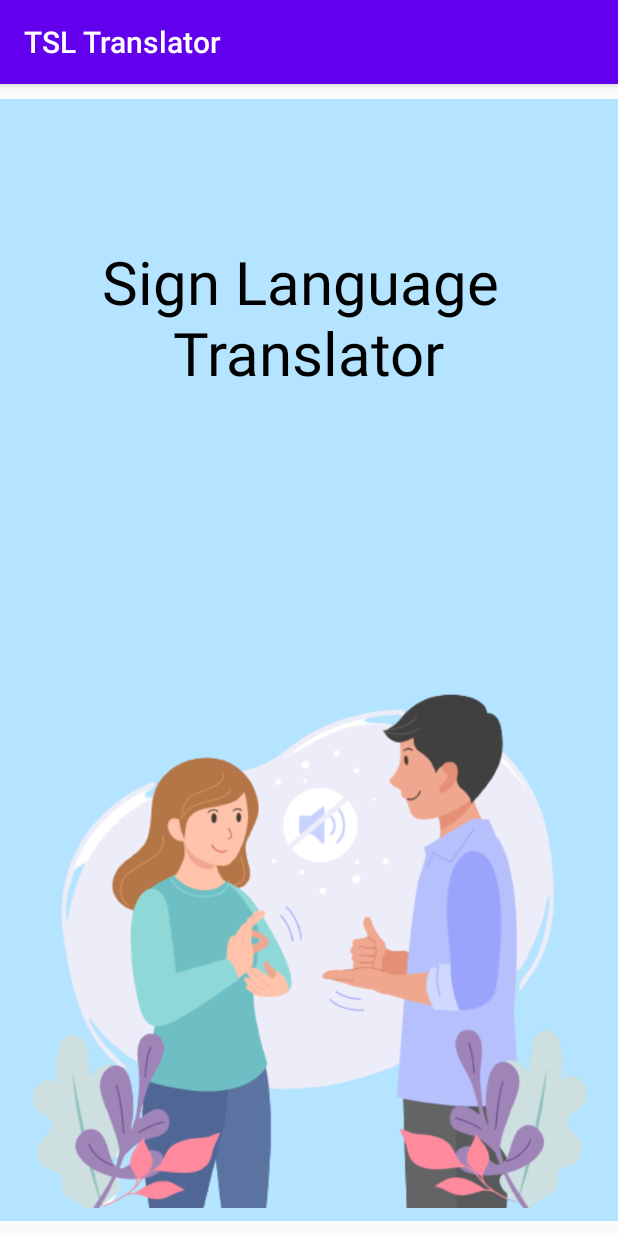
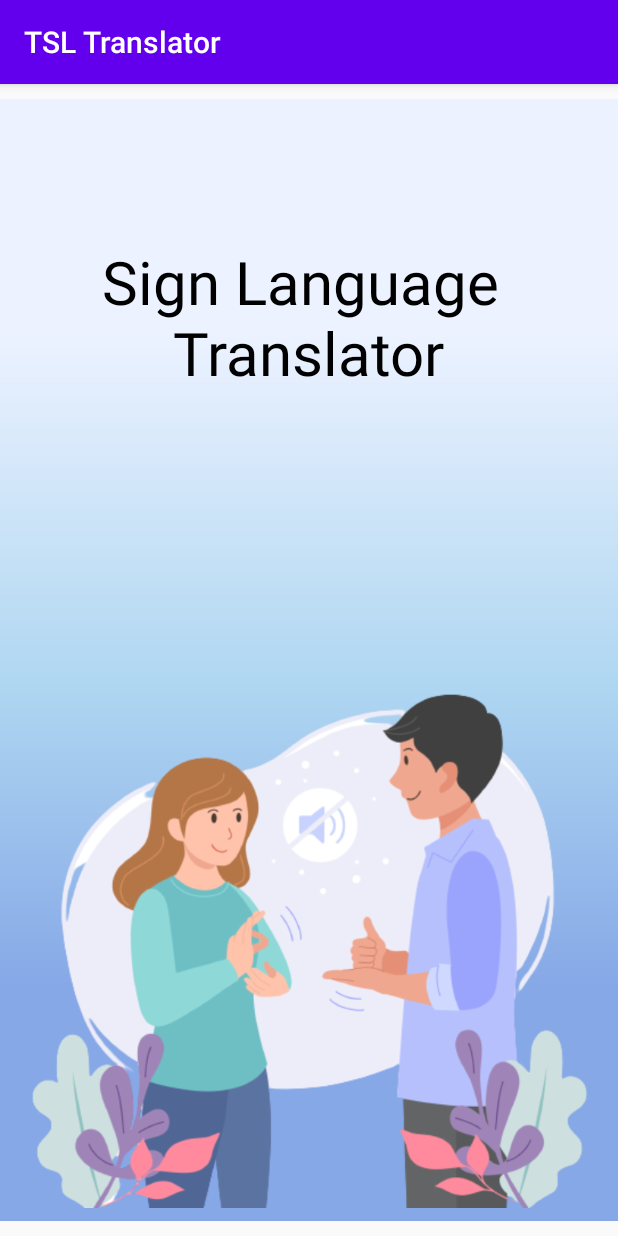
Before and after one commit to Paz-Project/Senior-Project-App, an Android app: the Splash screen opened directly, with no data from a screen before it, on a phone screen of 412 x 824 dp. Run offline under Robolectric (Android 15) with nearby library versions, the phone set to English and light mode, and no system bars; Roboto replaces fonts that are not available here.

Commit message:
splash edited

```diff
--- a/app/src/main/res/drawable/splash_bg.xml
+++ b/app/src/main/res/drawable/splash_bg.xml
@@ -13,10 +13,52 @@
             android:pathData="M0 0H360V640H0V0Z"
             />
 
-        <path
-            android:pathData="M0 0V640H360V0"
-            android:fillColor="#B4E4FF"
-            />
+        <group
+            android:translateX="1"
+            android:translateY="0"
+            android:pivotX="180"
+            android:pivotY="320"
+            android:scaleX="2"
+            android:scaleY="2"
+            android:rotation="90"
+            >
+
+            <path
+                android:pathData="M0 0V640H360V0"
+                >
+
+                <aapt:attr name="android:fillColor">
+
+                    <gradient
+                        android:type="linear"
+                        android:startX="90"
+                        android:startY="320"
+                        android:endX="270"
+                        android:endY="320"
+                        >
+
+                        <item
+                            android:color="#ECF2FF"
+                            android:offset="0"
+                            />
+
+                        <item
+                            android:color="#AED6F1"
+                            android:offset="0.547"
+                            />
+
+                        <item
+                            android:color="#86A8E7"
+                            android:offset="1"
+                            />
+
+                    </gradient>
+
+                </aapt:attr>
+
+            </path>
+
+        </group>
 
     </group>
 
--- a/app/src/main/res/layout/activity_guide.xml
+++ b/app/src/main/res/layout/activity_guide.xml
@@ -24,22 +24,24 @@
         app:layout_constraintTop_toTopOf="parent"
         app:layout_constraintVertical_bias="0.315" />
 
+
     <Button
         android:id="@+id/guideline"
         android:layout_width="wrap_content"
         android:layout_height="wrap_content"
 
         android:background="@drawable/button"
+        android:elevation="4dp"
 
 
         android:text="กลับสู่เมนู"
+        android:textSize="16dp"
 
         app:layout_constraintBottom_toBottomOf="parent"
         app:layout_constraintEnd_toEndOf="parent"
-        app:layout_constraintHorizontal_bias="0.557"
+        app:layout_constraintHorizontal_bias="0.497"
         app:layout_constraintStart_toStartOf="parent"
         app:layout_constraintTop_toBottomOf="@+id/rectangle_2" />
-
 
     <TextView
         android:id="@+id/guide"
--- a/app/src/main/res/layout/activity_main.xml
+++ b/app/src/main/res/layout/activity_main.xml
@@ -62,14 +62,15 @@
         android:layout_marginBottom="308dp"
 
         android:background="@drawable/button"
+        android:elevation="4dp"
 
         android:text="วิธีการใช้งาน"
         app:layout_constraintBottom_toBottomOf="@+id/rectangle_1"
         app:layout_constraintEnd_toEndOf="parent"
-        app:layout_constraintHorizontal_bias="0.406"
+        app:layout_constraintHorizontal_bias="0.375"
         app:layout_constraintStart_toEndOf="@+id/imageView"
         app:layout_constraintTop_toTopOf="parent"
-        app:layout_constraintVertical_bias="0.355" />
+        app:layout_constraintVertical_bias="0.352" />
 
     <ImageView
         android:id="@+id/imageView"
```
Also changed, not shown: app/src/main/res/layout/activity_start.xml (+0 -12 lines), app/src/main/res/drawable-v24/first_page_img.png (deleted).
